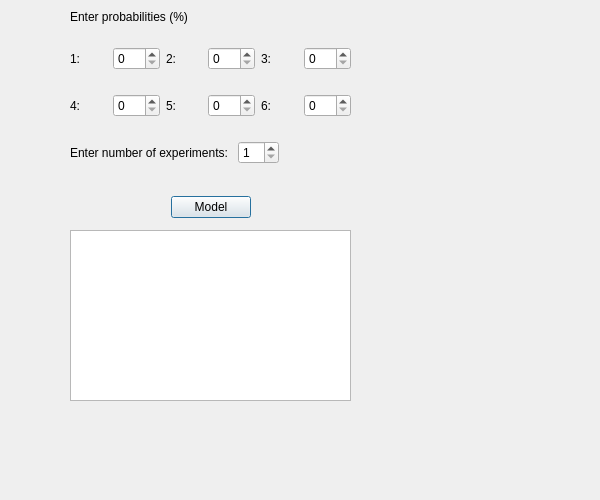
Above: Lab2/dice.ui from JuliaNortman/LabWorks before the change. Below: the same form after it.
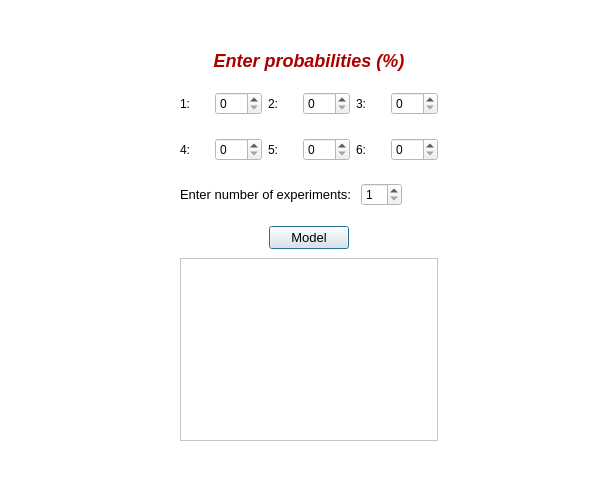
That is the form after the change.

```diff
--- a/Lab2/dice.ui
+++ b/Lab2/dice.ui
@@ -10,28 +10,248 @@
     <height>500</height>
    </rect>
   </property>
+  <property name="palette">
+   <palette>
+    <active>
+     <colorrole role="Base">
+      <brush brushstyle="SolidPattern">
+       <color alpha="255">
+        <red>255</red>
+        <green>255</green>
+        <blue>255</blue>
+       </color>
+      </brush>
+     </colorrole>
+     <colorrole role="Window">
+      <brush brushstyle="SolidPattern">
+       <color alpha="255">
+        <red>255</red>
+        <green>255</green>
+        <blue>255</blue>
+       </color>
+      </brush>
+     </colorrole>
+    </active>
+    <inactive>
+     <colorrole role="Base">
+      <brush brushstyle="SolidPattern">
+       <color alpha="255">
+        <red>255</red>
+        <green>255</green>
+        <blue>255</blue>
+       </color>
+      </brush>
+     </colorrole>
+     <colorrole role="Window">
+      <brush brushstyle="SolidPattern">
+       <color alpha="255">
+        <red>255</red>
+        <green>255</green>
+        <blue>255</blue>
+       </color>
+      </brush>
+     </colorrole>
+    </inactive>
+    <disabled>
+     <colorrole role="Base">
+      <brush brushstyle="SolidPattern">
+       <color alpha="255">
+        <red>255</red>
+        <green>255</green>
+        <blue>255</blue>
+       </color>
+      </brush>
+     </colorrole>
+     <colorrole role="Window">
+      <brush brushstyle="SolidPattern">
+       <color alpha="255">
+        <red>255</red>
+        <green>255</green>
+        <blue>255</blue>
+       </color>
+      </brush>
+     </colorrole>
+    </disabled>
+   </palette>
+  </property>
   <property name="windowTitle">
    <string>Dialog</string>
   </property>
-  <widget class="QTextBrowser" name="diceResult">
+  <widget class="QLabel" name="RedDice">
    <property name="geometry">
     <rect>
-     <x>70</x>
-     <y>230</y>
-     <width>281</width>
-     <height>171</height>
+     <x>40</x>
+     <y>140</y>
+     <width>101</width>
+     <height>90</height>
     </rect>
+   </property>
+   <property name="palette">
+    <palette>
+     <active>
+      <colorrole role="Base">
+       <brush brushstyle="SolidPattern">
+        <color alpha="255">
+         <red>255</red>
+         <green>255</green>
+         <blue>255</blue>
+        </color>
+       </brush>
+      </colorrole>
+      <colorrole role="Window">
+       <brush brushstyle="SolidPattern">
+        <color alpha="255">
+         <red>255</red>
+         <green>255</green>
+         <blue>255</blue>
+        </color>
+       </brush>
+      </colorrole>
+     </active>
+     <inactive>
+      <colorrole role="Base">
+       <brush brushstyle="SolidPattern">
+        <color alpha="255">
+         <red>255</red>
+         <green>255</green>
+         <blue>255</blue>
+        </color>
+       </brush>
+      </colorrole>
+      <colorrole role="Window">
+       <brush brushstyle="SolidPattern">
+        <color alpha="255">
+         <red>255</red>
+         <green>255</green>
+         <blue>255</blue>
+        </color>
+       </brush>
+      </colorrole>
+     </inactive>
+     <disabled>
+      <colorrole role="Base">
+       <brush brushstyle="SolidPattern">
+        <color alpha="255">
+         <red>255</red>
+         <green>255</green>
+         <blue>255</blue>
+        </color>
+       </brush>
+      </colorrole>
+      <colorrole role="Window">
+       <brush brushstyle="SolidPattern">
+        <color alpha="255">
+         <red>255</red>
+         <green>255</green>
+         <blue>255</blue>
+        </color>
+       </brush>
+      </colorrole>
+     </disabled>
+    </palette>
+   </property>
+   <property name="font">
+    <font>
+     <family>Arial</family>
+    </font>
+   </property>
+   <property name="text">
+    <string/>
+   </property>
+  </widget>
+  <widget class="QLabel" name="GreenDice">
+   <property name="geometry">
+    <rect>
+     <x>470</x>
+     <y>370</y>
+     <width>90</width>
+     <height>90</height>
+    </rect>
+   </property>
+   <property name="palette">
+    <palette>
+     <active>
+      <colorrole role="Base">
+       <brush brushstyle="SolidPattern">
+        <color alpha="255">
+         <red>255</red>
+         <green>255</green>
+         <blue>255</blue>
+        </color>
+       </brush>
+      </colorrole>
+      <colorrole role="Window">
+       <brush brushstyle="SolidPattern">
+        <color alpha="255">
+         <red>255</red>
+         <green>255</green>
+         <blue>255</blue>
+        </color>
+       </brush>
+      </colorrole>
+     </active>
+     <inactive>
+      <colorrole role="Base">
+       <brush brushstyle="SolidPattern">
+        <color alpha="255">
+         <red>255</red>
+         <green>255</green>
+         <blue>255</blue>
+        </color>
+       </brush>
+      </colorrole>
+      <colorrole role="Window">
+       <brush brushstyle="SolidPattern">
+        <color alpha="255">
+         <red>255</red>
+         <green>255</green>
+         <blue>255</blue>
+        </color>
+       </brush>
+      </colorrole>
+     </inactive>
+     <disabled>
+      <colorrole role="Base">
+       <brush brushstyle="SolidPattern">
+        <color alpha="255">
+         <red>255</red>
+         <green>255</green>
+         <blue>255</blue>
+        </color>
+       </brush>
+      </colorrole>
+      <colorrole role="Window">
+       <brush brushstyle="SolidPattern">
+        <color alpha="255">
+         <red>255</red>
+         <green>255</green>
+         <blue>255</blue>
+        </color>
+       </brush>
+      </colorrole>
+     </disabled>
+    </palette>
+   </property>
+   <property name="font">
+    <font>
+     <family>Arial</family>
+    </font>
+   </property>
+   <property name="text">
+    <string/>
    </property>
   </widget>
   <widget class="QWidget" name="">
    <property name="geometry">
     <rect>
-     <x>70</x>
-     <y>10</y>
-     <width>281</width>
-     <height>208</height>
+     <x>180</x>
+     <y>50</y>
+     <width>258</width>
+     <height>391</height>
     </rect>
    </property>
+   <layout class="QVBoxLayout" name="verticalLayout_5">
+    <item>
    <layout class="QVBoxLayout" name="verticalLayout_4">
     <item>
      <layout class="QVBoxLayout" name="verticalLayout_3">
@@ -39,8 +259,14 @@
        <layout class="QVBoxLayout" name="verticalLayout_2">
         <item>
          <widget class="QLabel" name="label">
+            <property name="font">
+             <font>
+              <family>Arial</family>
+              <italic>true</italic>
+             </font>
+            </property>
           <property name="text">
-           <string>Enter probabilities (%)</string>
+             <string>&lt;html&gt;&lt;head/&gt;&lt;body&gt;&lt;h2&gt;&lt;p align=&quot;center&quot;&gt;&lt;span style=&quot; font-size:10pt; font-weight:600; color:#aa0000;&quot;&gt;Enter probabilities (%)&lt;/span&gt;&lt;/p&gt;&lt;/h2&gt;&lt;/body&gt;&lt;/html&gt;</string>
           </property>
          </widget>
         </item>
@@ -185,8 +411,13 @@
        <layout class="QHBoxLayout" name="horizontalLayout_3">
         <item>
          <widget class="QLabel" name="label_8">
+            <property name="font">
+             <font>
+              <family>Arial</family>
+             </font>
+            </property>
           <property name="text">
-           <string>Enter number of experiments: </string>
+             <string>&lt;html&gt;&lt;head/&gt;&lt;body&gt;&lt;p&gt;&lt;span style=&quot; font-size:10pt;&quot;&gt;Enter number of experiments: &lt;/span&gt;&lt;/p&gt;&lt;/body&gt;&lt;/html&gt;</string>
           </property>
          </widget>
         </item>
@@ -244,6 +475,15 @@
       </item>
       <item>
        <widget class="QPushButton" name="diceModelButton">
+          <property name="font">
+           <font>
+            <family>Arial</family>
+            <pointsize>10</pointsize>
+           </font>
+          </property>
+          <property name="cursor">
+           <cursorShape>PointingHandCursor</cursorShape>
+          </property>
         <property name="text">
          <string>Model</string>
         </property>
@@ -263,6 +503,24 @@
        </spacer>
       </item>
      </layout>
+      </item>
+     </layout>
+    </item>
+    <item>
+     <spacer name="verticalSpacer_5">
+      <property name="orientation">
+       <enum>Qt::Vertical</enum>
+      </property>
+      <property name="sizeHint" stdset="0">
+       <size>
+        <width>20</width>
+        <height>13</height>
+       </size>
+      </property>
+     </spacer>
+    </item>
+    <item>
+     <widget class="QTextBrowser" name="diceResult"/>
     </item>
    </layout>
   </widget>
```
Lines whose indentation alone changed are shown as unchanged.
